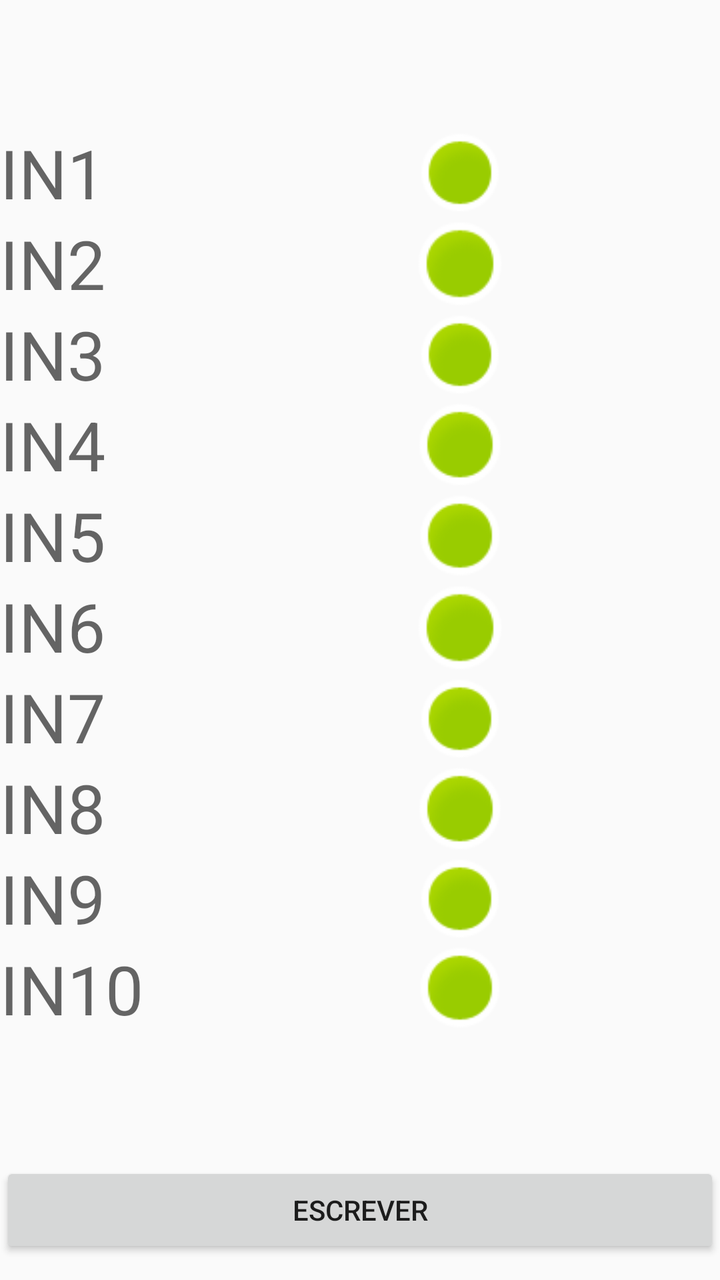
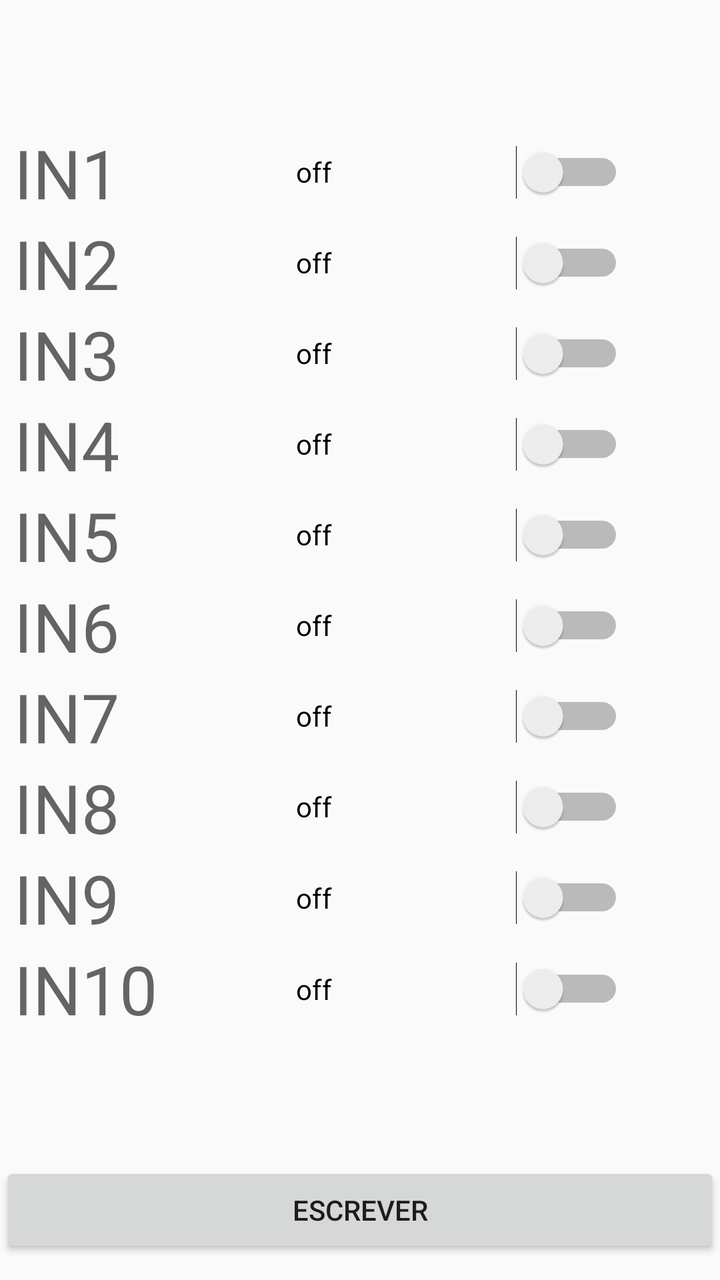

Screens rendered from an Android XML layout before and after an edit, with the pre-edit source and the edit as a unified diff.
<!-- AndroidManifest.xml: application theme Theme.AppCompat.Light -->
<!-- res/layout/activity_entrada_digitais_clp.xml -->
<?xml version="1.0" encoding="utf-8"?>
<androidx.constraintlayout.widget.ConstraintLayout xmlns:android="http://schemas.android.com/apk/res/android"
    xmlns:app="http://schemas.android.com/apk/res-auto"
    xmlns:tools="http://schemas.android.com/tools"
    android:id="@+id/main"
    android:layout_width="match_parent"
    android:layout_height="match_parent"
    tools:context=".EntradaDigitaisCLPActivity">

    <LinearLayout
        android:layout_width="match_parent"
        android:layout_height="match_parent"
        android:orientation="vertical">

        <LinearLayout
            android:layout_width="319dp"
            android:layout_height="581dp"
            android:gravity="center"
            android:orientation="horizontal">

            <LinearLayout
                android:layout_width="141dp"
                android:layout_height="wrap_content"
                android:gravity="center"
                android:orientation="vertical">

                <TextView
                    android:id="@+id/textView1"
                    android:layout_width="match_parent"
                    android:layout_height="wrap_content"
                    android:text="IN1"
                    android:textAppearance="@style/TextAppearance.AppCompat.Display1" />

                <TextView
                    android:id="@+id/textView2"
                    android:layout_width="match_parent"
                    android:layout_height="wrap_content"
                    android:text="IN2"
                    android:textAppearance="@style/TextAppearance.AppCompat.Display1" />

                <TextView
                    android:id="@+id/textView3"
                    android:layout_width="match_parent"
                    android:layout_height="wrap_content"
                    android:text="IN3"
                    android:textAppearance="@style/TextAppearance.AppCompat.Display1" />

                <TextView
                    android:id="@+id/textView4"
                    android:layout_width="match_parent"
                    android:layout_height="wrap_content"
                    android:text="IN4"
                    android:textAppearance="@style/TextAppearance.AppCompat.Display1" />

                <TextView
                    android:id="@+id/textView5"
                    android:layout_width="match_parent"
                    android:layout_height="wrap_content"
                    android:text="IN5"
                    android:textAppearance="@style/TextAppearance.AppCompat.Display1" />

                <TextView
                    android:id="@+id/textView6"
                    android:layout_width="match_parent"
                    android:layout_height="wrap_content"
                    android:text="IN6"
                    android:textAppearance="@style/TextAppearance.AppCompat.Display1" />

                <TextView
                    android:id="@+id/textView7"
                    android:layout_width="match_parent"
                    android:layout_height="wrap_content"
                    android:text="IN7"
                    android:textAppearance="@style/TextAppearance.AppCompat.Display1" />

                <TextView
                    android:id="@+id/textView8"
                    android:layout_width="match_parent"
                    android:layout_height="wrap_content"
                    android:text="IN8"
                    android:textAppearance="@style/TextAppearance.AppCompat.Display1" />

                <TextView
                    android:id="@+id/textView9"
                    android:layout_width="match_parent"
                    android:layout_height="wrap_content"
                    android:text="IN9"
                    android:textAppearance="@style/TextAppearance.AppCompat.Display1" />

                <TextView
                    android:id="@+id/textView10"
                    android:layout_width="match_parent"
                    android:layout_height="wrap_content"
                    android:text="IN10"
                    android:textAppearance="@style/TextAppearance.AppCompat.Display1" />

            </LinearLayout>

            <LinearLayout
                android:layout_width="match_parent"
                android:layout_height="wrap_content"
                android:orientation="vertical">

                <ImageView
                    android:id="@+id/imageView1"
                    android:layout_width="match_parent"
                    android:layout_height="44dp"
                    app:srcCompat="@android:drawable/presence_online" />

                <ImageView
                    android:id="@+id/imageView2"
                    android:layout_width="match_parent"
                    android:layout_height="47dp"
                    app:srcCompat="@android:drawable/presence_online" />

                <ImageView
                    android:id="@+id/imageView3"
                    android:layout_width="match_parent"
                    android:layout_height="44dp"
                    app:srcCompat="@android:drawable/presence_online" />

                <ImageView
                    android:id="@+id/imageView4"
                    android:layout_width="match_parent"
                    android:layout_height="46dp"
                    app:srcCompat="@android:drawable/presence_online" />

                <ImageView
                    android:id="@+id/imageView5"
                    android:layout_width="match_parent"
                    android:layout_height="45dp"
                    app:srcCompat="@android:drawable/presence_online" />

                <ImageView
                    android:id="@+id/imageView6"
                    android:layout_width="match_parent"
                    android:layout_height="47dp"
                    app:srcCompat="@android:drawable/presence_online" />

                <ImageView
                    android:id="@+id/imageView7"
                    android:layout_width="match_parent"
                    android:layout_height="44dp"
                    app:srcCompat="@android:drawable/presence_online" />

                <ImageView
                    android:id="@+id/imageView8"
                    android:layout_width="match_parent"
                    android:layout_height="46dp"
                    app:srcCompat="@android:drawable/presence_online" />

                <ImageView
                    android:id="@+id/imageView9"
                    android:layout_width="match_parent"
                    android:layout_height="44dp"
                    app:srcCompat="@android:drawable/presence_online" />

                <ImageView
                    android:id="@+id/imageView10"
                    android:layout_width="match_parent"
                    android:layout_height="45dp"
                    app:srcCompat="@android:drawable/presence_online" />

            </LinearLayout>

        </LinearLayout>

        <Button
            android:id="@+id/button10"
            android:layout_width="match_parent"
            android:layout_height="wrap_content"
            android:onClick="escrever"
            android:text="Escrever" />

    </LinearLayout>

</androidx.constraintlayout.widget.ConstraintLayout>
<!-- resources referenced by this layout -->
<resources>

</resources>

<!-- the commit's change to res/layout/activity_entrada_digitais_clp.xml (unified diff, before → after) -->
@@ -97,69 +97,79 @@
             </LinearLayout>
 
             <LinearLayout
-                android:layout_width="match_parent"
-                android:layout_height="wrap_content"
+                android:layout_width="164dp"
+                android:layout_height="454dp"
                 android:orientation="vertical">
 
-                <ImageView
-                    android:id="@+id/imageView1"
+                <Switch
+                    android:id="@+id/switch1"
                     android:layout_width="match_parent"
-                    android:layout_height="44dp"
-                    app:srcCompat="@android:drawable/presence_online" />
+                    android:layout_height="wrap_content"
+                    android:layout_weight="1"
+                    android:text="off" />
 
-                <ImageView
-                    android:id="@+id/imageView2"
+                <Switch
+                    android:id="@+id/switch2"
                     android:layout_width="match_parent"
-                    android:layout_height="47dp"
-                    app:srcCompat="@android:drawable/presence_online" />
+                    android:layout_height="wrap_content"
+                    android:layout_weight="1"
+                    android:text="off" />
 
-                <ImageView
-                    android:id="@+id/imageView3"
+                <Switch
+                    android:id="@+id/switch3"
                     android:layout_width="match_parent"
-                    android:layout_height="44dp"
-                    app:srcCompat="@android:drawable/presence_online" />
+                    android:layout_height="wrap_content"
+                    android:layout_weight="1"
+                    android:text="off" />
 
-                <ImageView
-                    android:id="@+id/imageView4"
+                <Switch
+                    android:id="@+id/switch4"
                     android:layout_width="match_parent"
-                    android:layout_height="46dp"
-                    app:srcCompat="@android:drawable/presence_online" />
+                    android:layout_height="wrap_content"
+                    android:layout_weight="1"
+                    android:text="off" />
 
-                <ImageView
-                    android:id="@+id/imageView5"
+                <Switch
+                    android:id="@+id/switch5"
                     android:layout_width="match_parent"
-                    android:layout_height="45dp"
-                    app:srcCompat="@android:drawable/presence_online" />
+                    android:layout_height="wrap_content"
+                    android:layout_weight="1"
+                    android:text="off" />
 
-                <ImageView
-                    android:id="@+id/imageView6"
+                <Switch
+                    android:id="@+id/switch6"
                     android:layout_width="match_parent"
-                    android:layout_height="47dp"
-                    app:srcCompat="@android:drawable/presence_online" />
+                    android:layout_height="wrap_content"
+                    android:layout_weight="1"
+                    android:text="off" />
 
-                <ImageView
-                    android:id="@+id/imageView7"
+                <Switch
+                    android:id="@+id/switch7"
                     android:layout_width="match_parent"
-                    android:layout_height="44dp"
-                    app:srcCompat="@android:drawable/presence_online" />
+                    android:layout_height="wrap_content"
+                    android:layout_weight="1"
+                    android:text="off" />
 
-                <ImageView
-                    android:id="@+id/imageView8"
+                <Switch
+                    android:id="@+id/switch8"
                     android:layout_width="match_parent"
-                    android:layout_height="46dp"
-                    app:srcCompat="@android:drawable/presence_online" />
+                    android:layout_height="wrap_content"
+                    android:layout_weight="1"
+                    android:text="off" />
 
-                <ImageView
-                    android:id="@+id/imageView9"
+                <Switch
+                    android:id="@+id/switch9"
                     android:layout_width="match_parent"
-                    android:layout_height="44dp"
-                    app:srcCompat="@android:drawable/presence_online" />
+                    android:layout_height="wrap_content"
+                    android:layout_weight="1"
+                    android:text="off" />
 
-                <ImageView
-                    android:id="@+id/imageView10"
+                <Switch
+                    android:id="@+id/switch10"
                     android:layout_width="match_parent"
-                    android:layout_height="45dp"
-                    app:srcCompat="@android:drawable/presence_online" />
+                    android:layout_height="wrap_content"
+                    android:layout_weight="1"
+                    android:text="off" />
 
             </LinearLayout>
 
